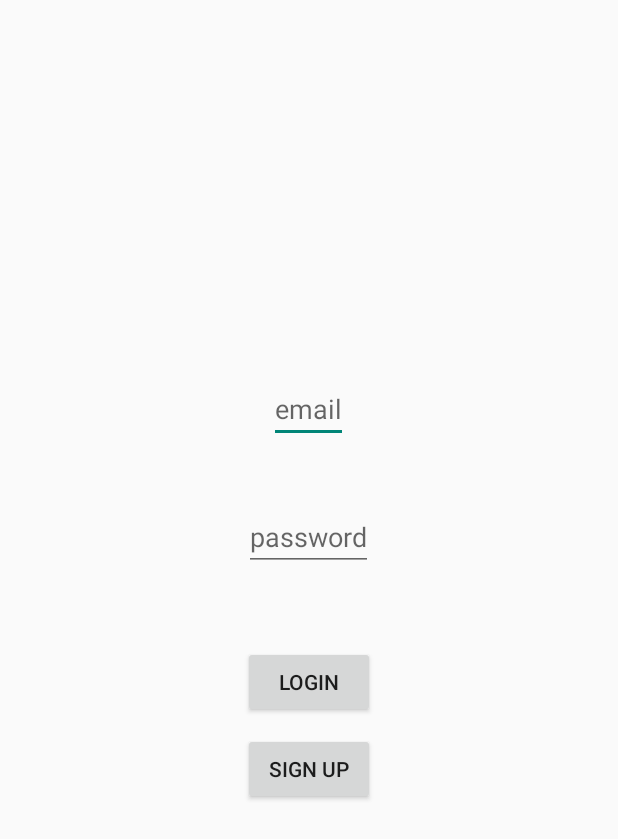
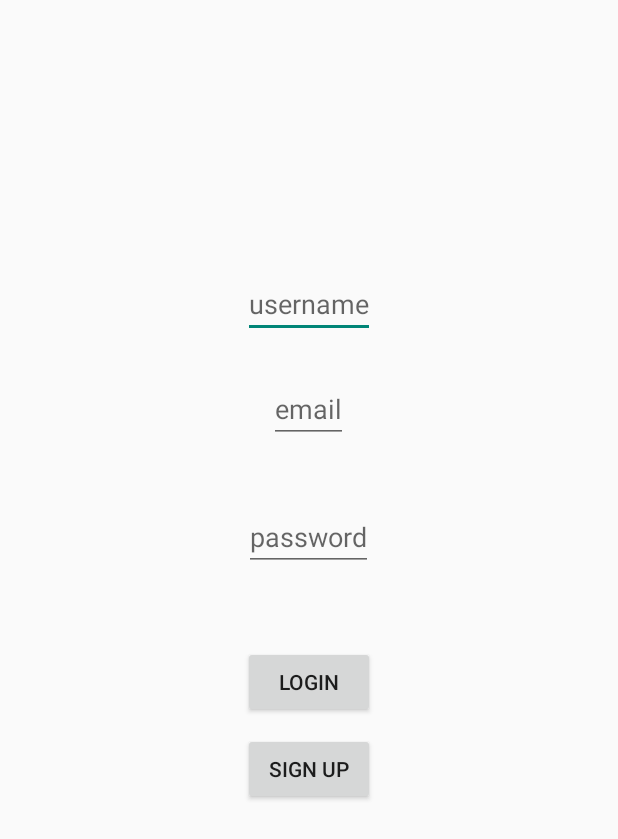
Before and after one commit to OskarSammalisto/RecipeExJobb, an Android app: the screen it shows after launch (LoginActivity), after a tap on "SIGN UP", on a phone screen of 412 x 824 dp. Shown: the top 839 px of the screen. Run offline under Robolectric (Android 15) with nearby library versions, the phone set to English and light mode, and no system bars; our stand-ins replace Firebase (no records; nobody signed in at launch, a user with empty details on screens opened directly); 1 statement that could not run was skipped.

Commit message:
Added username to new users and this is displayed in app bar instead of app name.

```diff
--- a/app/src/main/java/com/example/recipeexjobb/LoginActivity.java
+++ b/app/src/main/java/com/example/recipeexjobb/LoginActivity.java
@@ -16,6 +16,7 @@ import com.google.android.gms.tasks.Task;
 import com.google.firebase.auth.AuthResult;
 import com.google.firebase.auth.FirebaseAuth;
 import com.google.firebase.auth.FirebaseUser;
+import com.google.firebase.auth.UserProfileChangeRequest;
 
 public class LoginActivity extends AppCompatActivity {
 
@@ -25,10 +26,7 @@ public class LoginActivity extends AppCompatActivity {
     //Edit texts
     private EditText emailView;
     private EditText passwordView;
-
-    //Buttons
-    private Button loginButton;
-    private Button signUpButton;
+    private EditText userNameView;
 
     @Override
     protected void onCreate(Bundle savedInstanceState) {
@@ -47,17 +45,21 @@ public class LoginActivity extends AppCompatActivity {
         //instantiate edit text and buttons for login and sign up
         emailView = findViewById(R.id.email);
         passwordView = findViewById(R.id.password);
-        signUpButton = findViewById(R.id.signUpButton);
-        loginButton = findViewById(R.id.loginButton);
+        userNameView = findViewById(R.id.username);
+
+        //Buttons
+        Button signUpButton = findViewById(R.id.signUpButton);
+        Button loginButton = findViewById(R.id.loginButton);
 
         signUpButton.setOnClickListener(new View.OnClickListener() {
             @Override
             public void onClick(View v) {
                 String userEmail = emailView.getText().toString();
                 String userPassword = passwordView.getText().toString();
+                String username = userNameView.getText().toString();
 
-                if(userEmail.length() != 0 && userPassword.length() != 0){
-                    createUser(userEmail, userPassword);
+                if(userEmail.length() != 0 && userPassword.length() != 0 && username.length() != 0){
+                    createUser(userEmail, userPassword, username);
                 }
                 else {
                     Toast.makeText(LoginActivity.this, "Please fill in username and password", Toast.LENGTH_LONG).show();
@@ -90,13 +92,25 @@ public class LoginActivity extends AppCompatActivity {
         startActivity(intent);
     }
 
-    private void createUser(String userEmail, String userPassword) {
+    private void createUser(final String userEmail, String userPassword, final String username) {
         mAuth.createUserWithEmailAndPassword(userEmail, userPassword)
                 .addOnCompleteListener(this, new OnCompleteListener<AuthResult>() {
                     @Override
                     public void onComplete(@NonNull Task<AuthResult> task) {
                         if(task.isSuccessful()) {
-                            intentMainActivity();
+                            FirebaseUser user = FirebaseAuth.getInstance().getCurrentUser();
+                            UserProfileChangeRequest profileChangeRequest = new UserProfileChangeRequest.Builder()
+                                    .setDisplayName(username).build();
+
+                            user.updateProfile(profileChangeRequest).addOnCompleteListener(new OnCompleteListener<Void>() {
+                                @Override
+                                public void onComplete(@NonNull Task<Void> task) {
+                                    if(task.isSuccessful()){
+                                        intentMainActivity();
+                                    }
+                                }
+                            });
+
                         }
                         else {
                             Log.d("sign up", "sign up failed");
--- a/app/src/main/res/layout/activity_login.xml
+++ b/app/src/main/res/layout/activity_login.xml
@@ -6,6 +6,16 @@
     android:layout_height="match_parent"
     tools:context=".LoginActivity">
 
+
+    <EditText
+        android:id="@+id/username"
+        android:layout_width="wrap_content"
+        android:layout_height="wrap_content"
+        android:hint="@string/username"
+        android:layout_centerHorizontal="true"
+        android:layout_marginTop="180dp">
+
+    </EditText>
 
     <EditText
         android:id="@+id/email"
--- a/app/src/main/res/layout/fragment_display_recipe.xml
+++ b/app/src/main/res/layout/fragment_display_recipe.xml
@@ -136,7 +136,7 @@
                     android:layout_marginStart="10dp"
                     android:layout_marginTop="10dp"
                     android:layout_marginBottom="10dp"
-                    android:text="200Oc">
+                    android:text="---°c">
 
                 </TextView>
 
@@ -161,7 +161,7 @@
                     android:layout_marginStart="10dp"
                     android:layout_marginTop="10dp"
                     android:layout_marginBottom="10dp"
-                    android:text="45:20">
+                    android:text="--:--">
 
                 </TextView>
 
@@ -187,7 +187,7 @@
                     android:layout_marginTop="10dp"
                     android:layout_marginBottom="10dp"
                     android:layout_marginEnd="10dp"
-                    android:text="45:20">
+                    android:text="--:--">
 
                 </TextView>
 
--- a/app/src/main/res/values/strings.xml
+++ b/app/src/main/res/values/strings.xml
@@ -52,4 +52,5 @@
     <string name="sign_up">Sign Up</string>
     <string name="search_hint">Search Recipes</string>
     <string name="app_label">Recipe App</string>
+    <string name="username">username</string>
 </resources>
```
Also changed, not shown: app/src/main/java/com/example/recipeexjobb/AddRecipeFragment.java (+6 -6 lines), app/src/main/java/com/example/recipeexjobb/MainActivity.java (+3 -32 lines).
